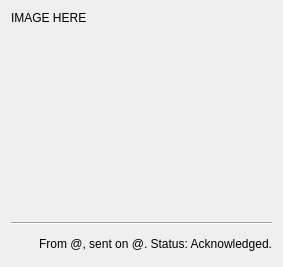
Before: the Qt Designer form src/widgets/imagechatwidgetitem.ui in blizzard4591/openMittsu, drawn with Qt 5.
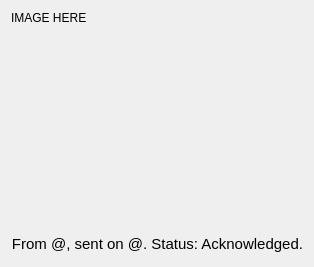
After: the same form once the commit is applied. Custom widgets are drawn as their Qt base class.

Commit message: UI: Improved message UI, messages now have a background color and nicer UI overall (no line between message and info, smaller info-text, etc)

Diff of the .ui file:
```diff
--- a/src/widgets/imagechatwidgetitem.ui
+++ b/src/widgets/imagechatwidgetitem.ui
@@ -6,7 +6,7 @@
    <rect>
     <x>0</x>
     <y>0</y>
-    <width>283</width>
+    <width>285</width>
     <height>267</height>
    </rect>
   </property>
@@ -16,10 +16,19 @@
     <verstretch>0</verstretch>
    </sizepolicy>
   </property>
+  <property name="maximumSize">
+   <size>
+    <width>400</width>
+    <height>425</height>
+   </size>
+  </property>
   <property name="windowTitle">
    <string>ImageChatWidgetItem</string>
   </property>
   <layout class="QVBoxLayout" name="verticalLayout">
+   <property name="spacing">
+    <number>0</number>
+   </property>
    <item>
     <widget class="PixmapLabel" name="lblImage">
      <property name="sizePolicy">
@@ -28,6 +37,12 @@
        <verstretch>0</verstretch>
       </sizepolicy>
      </property>
+     <property name="maximumSize">
+      <size>
+       <width>400</width>
+       <height>400</height>
+      </size>
+     </property>
      <property name="font">
       <font>
        <stylestrategy>PreferAntialias</stylestrategy>
@@ -47,13 +62,6 @@
      </property>
     </widget>
    </item>
-   <item>
-    <widget class="Line" name="line">
-     <property name="orientation">
-      <enum>Qt::Horizontal</enum>
-     </property>
-    </widget>
-   </item>
    <item>
     <widget class="QLabel" name="lblFromTime">
      <property name="maximumSize">
@@ -64,6 +72,7 @@
      </property>
      <property name="font">
       <font>
+       <pointsize>11</pointsize>
        <stylestrategy>PreferAntialias</stylestrategy>
       </font>
      </property>
```
The commit also changes 3 other files.
